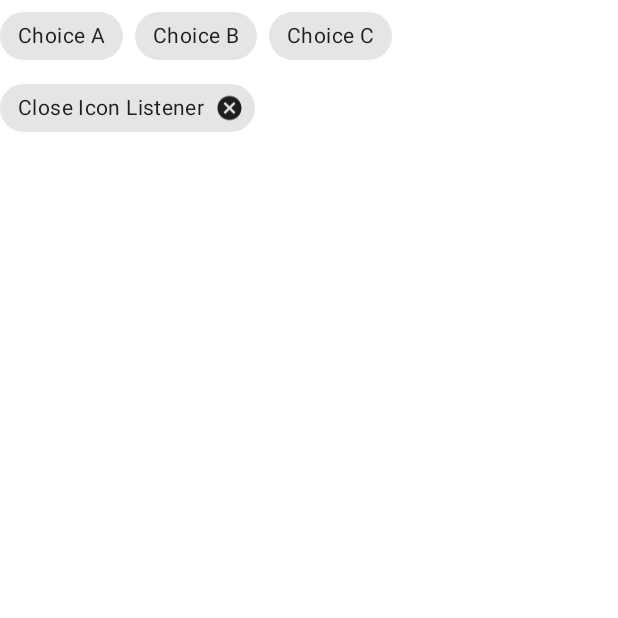
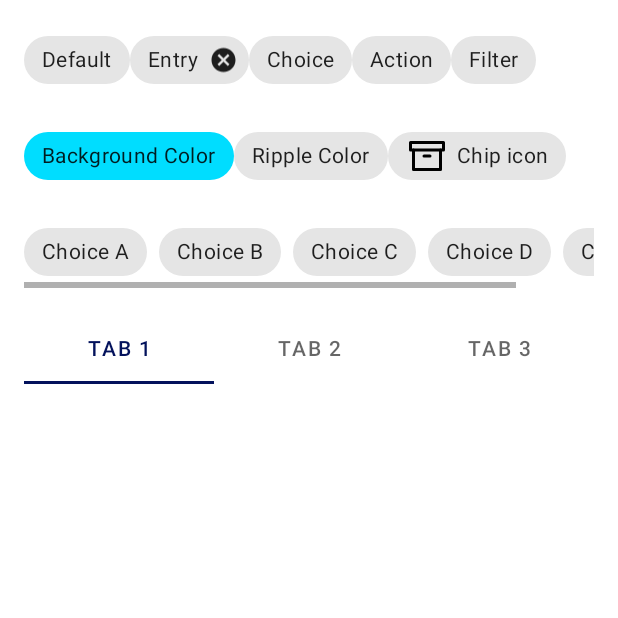
Before and after one commit to MMN95/AndroidMaterialDesign, an Android app: the fragment SettingsFragment placed in its activity, on a phone screen of 412 x 824 dp, the top half of it. Run offline under Robolectric (Android 15) with nearby library versions, the phone set to English and light mode, and no system bars; libraries missing offline, so code that uses them is left out: coil.api.load; pictures from the network do not load; 1 statement that could not run was skipped.

Commit message:
-ChipsFragment переименован в SettingsFragment -Все значения (строковые, текстовые и т.д) в SettingsFragment вынесены в ресурсы

```diff
--- a/app/src/main/java/ru/mmn/androidmaterialdesign/view/picture/PODFragment.kt
+++ b/app/src/main/java/ru/mmn/androidmaterialdesign/view/picture/PODFragment.kt
@@ -16,7 +16,7 @@ import com.google.android.material.bottomsheet.BottomSheetBehavior
 import ru.mmn.androidmaterialdesign.R
 import ru.mmn.androidmaterialdesign.databinding.FragmentMainBinding
 import ru.mmn.androidmaterialdesign.view.MainActivity
-import ru.mmn.androidmaterialdesign.view.chips.ChipsFragment
+import ru.mmn.androidmaterialdesign.view.settings.SettingsFragment
 import ru.mmn.androidmaterialdesign.viewmodel.PODData
 import ru.mmn.androidmaterialdesign.viewmodel.PODViewModel
 
@@ -108,7 +108,7 @@ class PODFragment : Fragment() {
                 Toast.makeText(context, data.error.message, Toast.LENGTH_LONG).show()
             }
             is PODData.Loading -> {
-                binding.imageView.load(R.drawable.progress_animation){
+                binding.imageView.load(R.drawable.progress_animation) {
                     error(R.drawable.ic_load_error_vector)
                 }
             }
@@ -140,9 +140,9 @@ class PODFragment : Fragment() {
             R.id.appBarFav -> Toast.makeText(context, "Favourite", Toast.LENGTH_SHORT).show()
             R.id.appBarSearch -> Toast.makeText(context, "Search", Toast.LENGTH_SHORT).show()
             R.id.appBarSettings -> {
-                activity?.supportFragmentManager?.beginTransaction()?.add(
+                activity?.supportFragmentManager?.beginTransaction()?.replace(
                     R.id.container,
-                    ChipsFragment.newInstance()
+                    SettingsFragment.newInstance()
                 )?.addToBackStack(null)?.commit()
             }
             android.R.id.home -> {
--- a/app/src/main/java/ru/mmn/androidmaterialdesign/view/chips/ChipsFragment.kt
+++ b/app/src/main/java/ru/mmn/androidmaterialdesign/view/settings/SettingsFragment.kt
@@ -1,4 +1,4 @@
-package ru.mmn.androidmaterialdesign.view.chips
+package ru.mmn.androidmaterialdesign.view.settings
 
 import android.os.Bundle
 import android.view.LayoutInflater
@@ -7,11 +7,11 @@ import android.view.ViewGroup
 import android.widget.Toast
 import androidx.fragment.app.Fragment
 import com.google.android.material.chip.Chip
-import ru.mmn.androidmaterialdesign.databinding.FragmentChipsBinding
+import ru.mmn.androidmaterialdesign.databinding.FragmentSettingsBinding
 
-class ChipsFragment : Fragment() {
-    private var _binding: FragmentChipsBinding? = null
-    private val binding: FragmentChipsBinding
+class SettingsFragment : Fragment() {
+    private var _binding: FragmentSettingsBinding? = null
+    private val binding: FragmentSettingsBinding
         get() {
             return _binding!!
         }
@@ -21,7 +21,7 @@ class ChipsFragment : Fragment() {
         container: ViewGroup?,
         savedInstanceState: Bundle?
     ): View {
-        _binding = FragmentChipsBinding.inflate(inflater)
+        _binding = FragmentSettingsBinding.inflate(inflater)
         return binding.root
     }
 
@@ -31,7 +31,7 @@ class ChipsFragment : Fragment() {
     }
 
     companion object {
-        fun newInstance() = ChipsFragment()
+        fun newInstance() = SettingsFragment()
     }
 
     override fun onViewCreated(view: View, savedInstanceState: Bundle?) {
@@ -41,9 +41,5 @@ class ChipsFragment : Fragment() {
                 Toast.makeText(context, "Выбран ${it.text}", Toast.LENGTH_SHORT).show()
             }
         }
-        binding.chipClose.setOnCloseIconClickListener {
-            Toast.makeText(context, "Close is clicked", Toast.LENGTH_SHORT).show()
-        }
-
     }
 }
--- a/app/src/main/res/layout/fragment_chips.xml
+++ /dev/null
@@ -1,35 +0,0 @@
-<com.google.android.material.chip.ChipGroup android:id="@+id/chipGroup"
-    android:layout_width="wrap_content"
-    android:layout_height="wrap_content"
-    app:singleSelection="true"
-    xmlns:android="http://schemas.android.com/apk/res/android"
-    xmlns:app="http://schemas.android.com/apk/res-auto">
-
-    <com.google.android.material.chip.Chip
-        style="@style/Widget.MaterialComponents.Chip.Choice"
-        android:layout_width="wrap_content"
-        android:layout_height="wrap_content"
-        android:text="Choice A" />
-
-    <com.google.android.material.chip.Chip
-        style="@style/Widget.MaterialComponents.Chip.Choice"
-        android:layout_width="wrap_content"
-        android:layout_height="wrap_content"
-        android:text="Choice B" />
-
-    <com.google.android.material.chip.Chip
-        style="@style/Widget.MaterialComponents.Chip.Choice"
-        android:layout_width="wrap_content"
-        android:layout_height="wrap_content"
-        android:text="Choice C" />
-    <com.google.android.material.chip.Chip
-        android:id="@+id/chip_close"
-        style="@style/Widget.MaterialComponents.Chip.Entry"
-        android:layout_width="wrap_content"
-        android:layout_height="wrap_content"
-        android:layout_gravity="center_horizontal"
-        android:layout_marginTop="24dp"
-        android:text="Close Icon Listener" />
-
-
-</com.google.android.material.chip.ChipGroup>
--- a/app/src/main/res/layout/fragment_main.xml
+++ b/app/src/main/res/layout/fragment_main.xml
@@ -54,10 +54,6 @@
         android:id="@+id/bottomSheetLayoutInclude"
         layout="@layout/bottom_sheet_layout" />
 
-    <include
-        android:id="@+id/loadingLayoutInclude"
-        layout="@layout/loading_layout" />
-
     <com.google.android.material.bottomappbar.BottomAppBar
         android:id="@+id/bottomAppBar"
         android:layout_width="match_parent"
@@ -67,9 +63,9 @@
         app:fabAlignmentMode="center"
         app:fabCradleMargin="@dimen/fabCradleMargin"
         app:fabCradleRoundedCornerRadius="@dimen/fabCradleRoundedCornerRadius"
-        app:navigationIcon="@drawable/ic_hamburger_menu_bottom_bar"
         app:hideOnScroll="true"
-        app:layout_scrollFlags="scroll|enterAlways" />
+        app:layout_scrollFlags="scroll|enterAlways"
+        app:navigationIcon="@drawable/ic_hamburger_menu_bottom_bar" />
 
     <com.google.android.material.floatingactionbutton.FloatingActionButton
         android:id="@+id/fab"
--- /dev/null
+++ b/app/src/main/res/layout/fragment_settings.xml
@@ -0,0 +1,152 @@
+<?xml version="1.0" encoding="utf-8"?>
+<ScrollView xmlns:android="http://schemas.android.com/apk/res/android"
+    xmlns:app="http://schemas.android.com/apk/res-auto"
+    android:layout_width="match_parent"
+    android:layout_height="match_parent">
+
+    <LinearLayout
+        android:layout_width="match_parent"
+        android:layout_height="wrap_content"
+        android:background="@color/white"
+        android:orientation="vertical">
+
+        <LinearLayout
+            android:id="@+id/differentChipsLayout"
+            android:layout_width="match_parent"
+            android:layout_height="wrap_content"
+            android:layout_marginStart="@dimen/startMarginRowContent"
+            android:layout_marginTop="@dimen/topMarginRowContent"
+            android:layout_marginEnd="@dimen/endMarginRowContent"
+            android:orientation="horizontal">
+
+            <com.google.android.material.chip.Chip
+                android:layout_width="wrap_content"
+                android:layout_height="wrap_content"
+                android:text="@string/differentChipsLayoutDefaultChipText" />
+
+            <com.google.android.material.chip.Chip
+                style="@style/Widget.MaterialComponents.Chip.Entry"
+                android:layout_width="wrap_content"
+                android:layout_height="wrap_content"
+                android:text="@string/differentChipsLayoutEntryChipText" />
+
+            <com.google.android.material.chip.Chip
+                style="@style/Widget.MaterialComponents.Chip.Choice"
+                android:layout_width="wrap_content"
+                android:layout_height="wrap_content"
+                android:text="@string/differentChipsLayoutChoiseChipText" />
+
+            <com.google.android.material.chip.Chip
+                style="@style/Widget.MaterialComponents.Chip.Action"
+                android:layout_width="wrap_content"
+                android:layout_height="wrap_content"
+                android:text="@string/differentChipsLayoutActionChipText" />
+
+            <com.google.android.material.chip.Chip
+                style="@style/Widget.MaterialComponents.Chip.Filter"
+                android:layout_width="wrap_content"
+                android:layout_height="wrap_content"
+                android:text="@string/differentChipsLayoutFilterChipText" />
+        </LinearLayout>
+
+        <LinearLayout
+            android:layout_width="match_parent"
+            android:layout_height="wrap_content"
+            android:layout_marginStart="@dimen/startMarginRowContent"
+            android:layout_marginTop="@dimen/topMarginRowContent"
+            android:layout_marginEnd="@dimen/endMarginRowContent"
+            android:orientation="horizontal">
+
+            <com.google.android.material.chip.Chip
+                android:layout_width="wrap_content"
+                android:layout_height="wrap_content"
+                android:text="@string/backgroundColoredChipText"
+                app:chipBackgroundColor="@android:color/holo_blue_bright" />
+
+            <com.google.android.material.chip.Chip
+                style="@style/Widget.MaterialComponents.Chip.Choice"
+                android:layout_width="wrap_content"
+                android:layout_height="wrap_content"
+                android:text="@string/rippleColoredChipText"
+                app:rippleColor="@android:color/holo_orange_dark" />
+
+            <com.google.android.material.chip.Chip
+                android:layout_width="wrap_content"
+                android:layout_height="wrap_content"
+                android:text="@string/iconChipText"
+                app:chipIcon="@drawable/ic_archive"
+                app:iconStartPadding="@dimen/iconChipStartPadding" />
+        </LinearLayout>
+
+        <HorizontalScrollView
+            android:layout_width="match_parent"
+            android:layout_height="wrap_content"
+            android:layout_marginStart="@dimen/startMarginRowContent"
+            android:layout_marginTop="@dimen/topMarginRowContent"
+            android:layout_marginEnd="@dimen/endMarginRowContent">
+
+            <com.google.android.material.chip.ChipGroup
+                android:id="@+id/chipGroup"
+                android:layout_width="wrap_content"
+                android:layout_height="wrap_content"
+                app:singleSelection="true">
+
+                <com.google.android.material.chip.Chip
+                    style="@style/Widget.MaterialComponents.Chip.Choice"
+                    android:layout_width="wrap_content"
+                    android:layout_height="wrap_content"
+                    android:text="@string/chipGroupChoiceAText" />
+
+                <com.google.android.material.chip.Chip
+                    style="@style/Widget.MaterialComponents.Chip.Choice"
+                    android:layout_width="wrap_content"
+                    android:layout_height="wrap_content"
+                    android:text="@string/chipGroupChoiceBText" />
+
+                <com.google.android.material.chip.Chip
+                    style="@style/Widget.MaterialComponents.Chip.Choice"
+                    android:layout_width="wrap_content"
+                    android:layout_height="wrap_content"
+                    android:text="@string/chipGroupChoiceCText" />
+
+                <com.google.android.material.chip.Chip
+                    style="@style/Widget.MaterialComponents.Chip.Choice"
+                    android:layout_width="wrap_content"
+                    android:layout_height="wrap_content"
+                    android:text="@string/chipGroupChoiceDText" />
+
+                <com.google.android.material.chip.Chip
+                    style="@style/Widget.MaterialComponents.Chip.Choice"
+                    android:layout_width="wrap_content"
+                    android:layout_height="wrap_content"
+                    android:text="@string/chipGroupChoiceEText" />
+            </com.google.android.material.chip.ChipGroup>
+        </HorizontalScrollView>
+
+
+        <com.google.android.material.tabs.TabLayout
+            android:id="@+id/tabs"
+            android:layout_width="match_parent"
+            android:layout_height="wrap_content"
+            android:layout_marginStart="@dimen/startMarginRowContent"
+            android:layout_marginTop="@dimen/topMarginRowContent"
+            android:layout_marginEnd="@dimen/endMarginRowContent">
+
+            <com.google.android.material.tabs.TabItem
+                android:layout_width="wrap_content"
+                android:layout_height="wrap_content"
+                android:text="@string/tabsTabOneText" />
+
+            <com.google.android.material.tabs.TabItem
+                android:layout_width="wrap_content"
+                android:layout_height="wrap_content"
+                android:text="@string/tabsTabTwoText" />
+
+            <com.google.android.material.tabs.TabItem
+                android:layout_width="wrap_content"
+                android:layout_height="wrap_content"
+                android:text="@string/tabsTabThreeText" />
+        </com.google.android.material.tabs.TabLayout>
+
+    </LinearLayout>
+</ScrollView>
--- a/app/src/main/res/values/dimens.xml
+++ b/app/src/main/res/values/dimens.xml
@@ -7,4 +7,8 @@
     <dimen name="mainViewPaddingEnd">10dp</dimen>
     <dimen name="fabCradleMargin">10dp</dimen>
     <dimen name="fabCradleRoundedCornerRadius">50dp</dimen>
+    <dimen name="startMarginRowContent">16dp</dimen>
+    <dimen name="topMarginRowContent">16dp</dimen>
+    <dimen name="endMarginRowContent">16dp</dimen>
+    <dimen name="iconChipStartPadding">10dp</dimen>
 </resources>
--- a/app/src/main/res/values/strings.xml
+++ b/app/src/main/res/values/strings.xml
@@ -8,4 +8,20 @@
     <string name="search">Поиск</string>
     <string name="navigationOneTitle">На экран 1</string>
     <string name="navigationTwoTitle">На экран 2</string>
+    <string name="differentChipsLayoutDefaultChipText">Default</string>
+    <string name="differentChipsLayoutEntryChipText">Entry</string>
+    <string name="differentChipsLayoutChoiseChipText">Choice</string>
+    <string name="differentChipsLayoutActionChipText">Action</string>
+    <string name="differentChipsLayoutFilterChipText">Filter</string>
+    <string name="backgroundColoredChipText">Background Color</string>
+    <string name="rippleColoredChipText">Ripple Color</string>
+    <string name="iconChipText">Chip icon</string>
+    <string name="chipGroupChoiceAText">Choice A</string>
+    <string name="chipGroupChoiceBText">Choice B</string>
+    <string name="chipGroupChoiceCText">Choice C</string>
+    <string name="chipGroupChoiceDText">Choice D</string>
+    <string name="chipGroupChoiceEText">Choice E</string>
+    <string name="tabsTabOneText">Tab 1</string>
+    <string name="tabsTabTwoText">Tab 2</string>
+    <string name="tabsTabThreeText">Tab 3</string>
 </resources>
```
